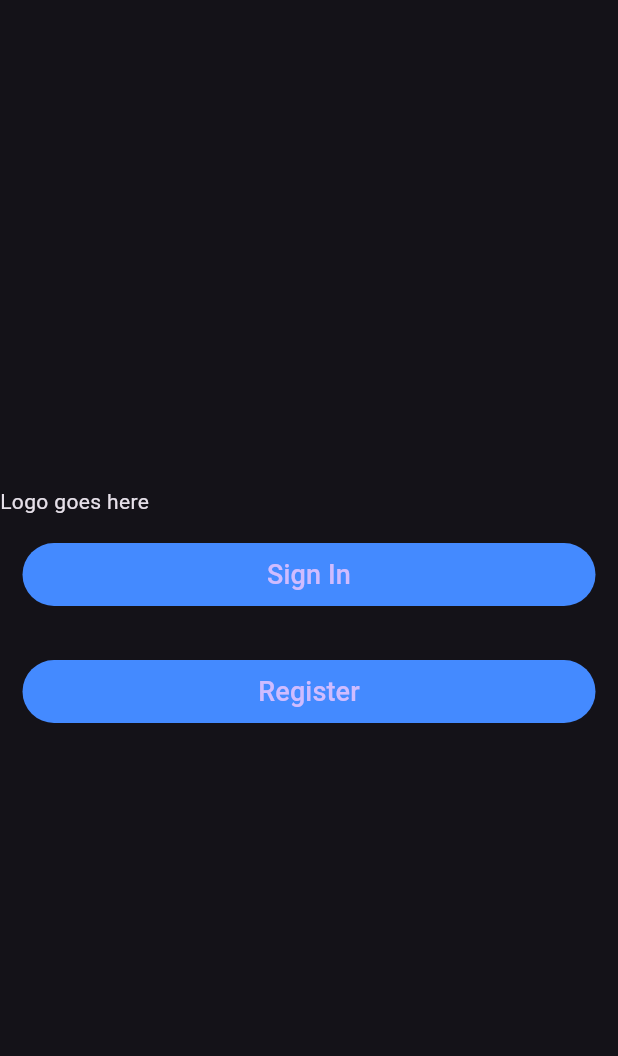
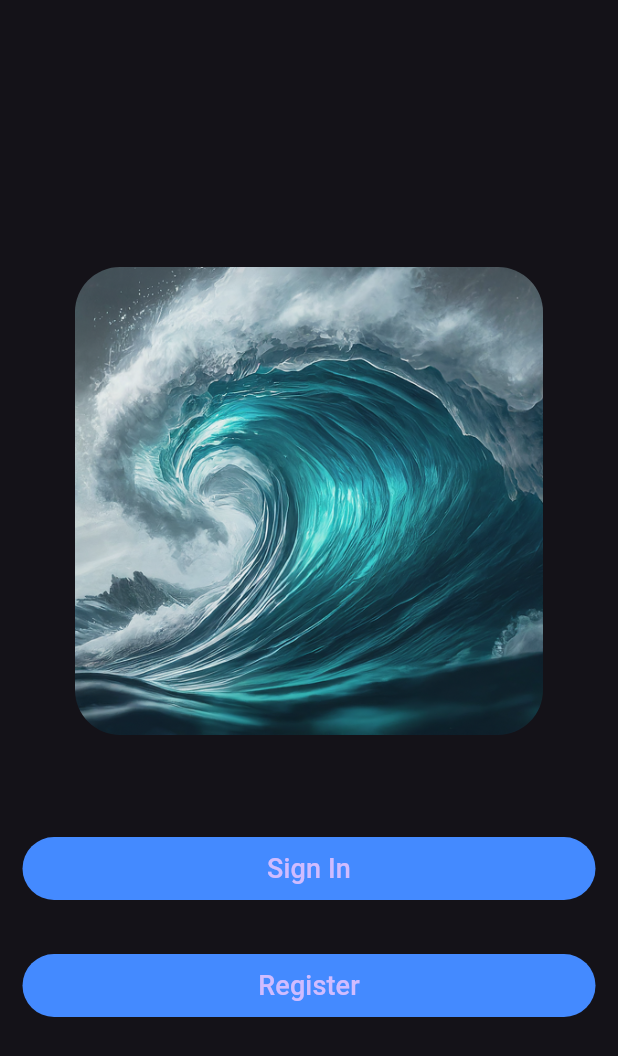
Before and after one commit to jjiunnbeh/Mobile_Chat_App, a Flutter app: the screen it shows after launch, on a phone screen of 412 x 824 dp. Shown: the top 1056 px of the screen. Run offline on Flutter 3.47's test engine with Material 3 defaults, Android fonts, the phone set to English and light mode, and no system bars.

Commit message:
style welcome page and add routes

```diff
--- a/lib/main.dart
+++ b/lib/main.dart
@@ -1,5 +1,5 @@
 import 'package:flutter/material.dart';
-import 'package:mobile_chat_app/components/mybutton.dart';
+import 'package:mobile_chat_app/pages/welcomePage.dart';
 
 void main() {
   runApp(ChatApp());
@@ -12,25 +12,10 @@
   Widget build(BuildContext context) {
     return MaterialApp(
       theme: ThemeData.dark(),
-      home: Scaffold(
-        body: SafeArea(
-          child: Column(
-            mainAxisAlignment: MainAxisAlignment.center,
-            crossAxisAlignment: CrossAxisAlignment.stretch,
-            children: [
-              const Text('Logo goes here'),
-              MyButton(
-                text: 'Sign In',
-                onPressed: (){},
-              ),
-              MyButton(
-                text: 'Register',
-                onPressed: () {},
-              ),
-            ],
-          ),
-        ),
-      ),
+      initialRoute: '/',
+      routes: {
+        '/': (context) => const WelcomePage(),
+      },
     );
   }
 }
--- /dev/null
+++ b/lib/pages/welcomePage.dart
@@ -0,0 +1,38 @@
+import 'package:flutter/material.dart';
+import 'package:mobile_chat_app/components/mybutton.dart';
+
+
+class WelcomePage extends StatelessWidget {
+  const WelcomePage({super.key});
+
+  @override
+  Widget build(BuildContext context) {
+    return  Scaffold(
+      body: SafeArea(
+          child: Column(
+            mainAxisAlignment: MainAxisAlignment.center,
+            crossAxisAlignment: CrossAxisAlignment.stretch,
+            children: [
+              Container(
+                margin: const EdgeInsets.all(30.0),
+                padding: const EdgeInsets.all(20.0),
+                child: ClipRRect(
+                  borderRadius: BorderRadius.circular(30.0),
+                  child: Image.asset('images/logo.png'),
+                ),
+              ),
+              MyButton(
+                text: 'Sign In',
+                onPressed: (){},
+              ),
+              MyButton(
+                text: 'Register',
+                onPressed: () {},
+              ),
+            ],
+          ),
+        ),
+    );
+
+  }
+}
```
Also changed, not shown: pubspec.yaml (+3 -4 lines), images/logo.png (added), 37 other files.
